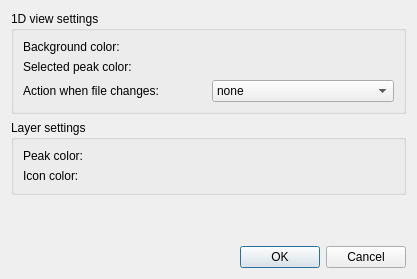
This is source/VISUAL/DIALOGS/Spectrum1DPrefDialog.ui in hroest/flaming-archer as Qt 5 draws it before an edit. The edited form follows.
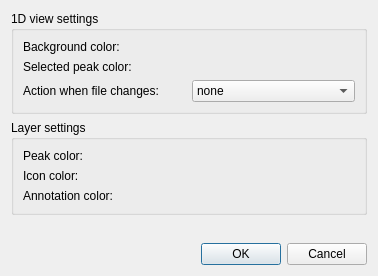
This is the edited form. Custom widgets are drawn as their Qt base class.

Diff of the .ui file:
```diff
--- a/source/VISUAL/DIALOGS/Spectrum1DPrefDialog.ui
+++ b/source/VISUAL/DIALOGS/Spectrum1DPrefDialog.ui
@@ -5,14 +5,14 @@
    <rect>
     <x>0</x>
     <y>0</y>
-    <width>417</width>
-    <height>279</height>
+    <width>374</width>
+    <height>276</height>
    </rect>
   </property>
   <property name="windowTitle" >
    <string>1D view preferences</string>
   </property>
-  <layout class="QVBoxLayout" >
+  <layout class="QVBoxLayout" name="verticalLayout" >
    <item>
     <widget class="QGroupBox" name="groupBox" >
      <property name="title" >
@@ -90,27 +90,13 @@
      <property name="title" >
       <string>Layer settings</string>
      </property>
-     <layout class="QGridLayout" >
-      <property name="leftMargin" >
-       <number>9</number>
-      </property>
-      <property name="topMargin" >
-       <number>9</number>
-      </property>
-      <property name="rightMargin" >
-       <number>9</number>
-      </property>
-      <property name="bottomMargin" >
-       <number>9</number>
-      </property>
-      <property name="horizontalSpacing" >
-       <number>6</number>
-      </property>
-      <property name="verticalSpacing" >
-       <number>6</number>
-      </property>
-      <item row="1" column="1" >
-       <widget class="OpenMS::ColorSelector" native="1" name="icon_color" />
+     <layout class="QGridLayout" name="gridLayout" >
+      <item row="0" column="0" >
+       <widget class="QLabel" name="label_3" >
+        <property name="text" >
+         <string>Peak color:</string>
+        </property>
+       </widget>
       </item>
       <item row="0" column="1" >
        <widget class="OpenMS::ColorSelector" native="1" name="peak_color" />
@@ -122,13 +108,19 @@
         </property>
        </widget>
       </item>
-      <item row="0" column="0" >
-       <widget class="QLabel" name="label_3" >
+      <item row="1" column="1" >
+       <widget class="OpenMS::ColorSelector" native="1" name="icon_color" />
+      </item>
+      <item row="2" column="0" >
+       <widget class="QLabel" name="label_6" >
         <property name="text" >
-         <string>Peak color:</string>
+         <string>Annotation color:</string>
         </property>
        </widget>
       </item>
+      <item row="2" column="1" >
+       <widget class="OpenMS::ColorSelector" native="1" name="annotation_color" />
+      </item>
      </layout>
     </widget>
    </item>
@@ -151,7 +143,7 @@
       <enum>Qt::Horizontal</enum>
      </property>
      <property name="standardButtons" >
-      <set>QDialogButtonBox::Cancel|QDialogButtonBox::NoButton|QDialogButtonBox::Ok</set>
+      <set>QDialogButtonBox::Cancel|QDialogButtonBox::Ok</set>
      </property>
     </widget>
    </item>
```
Left out of the diff: 2 changed lines with no effect on the pictures.
